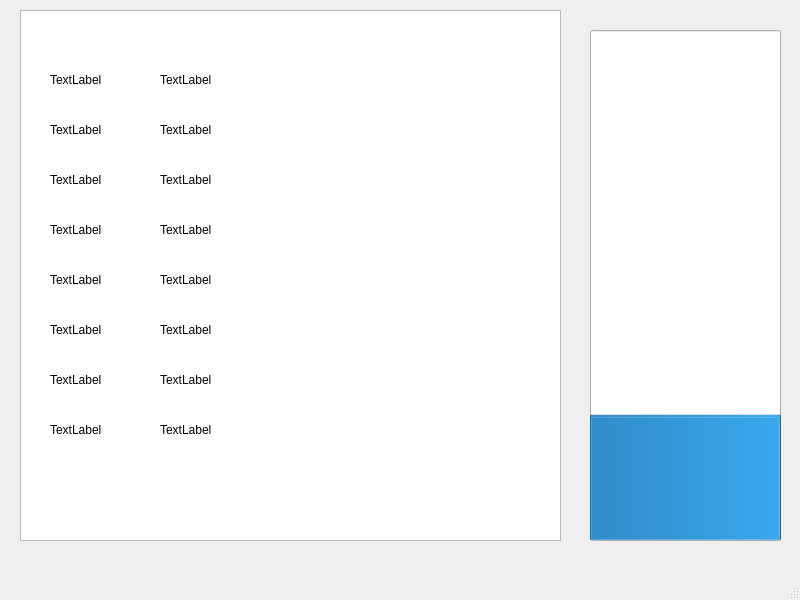
Before: the Qt Designer form BatteryManager/mainwindow.ui in de1ukc/QT_Battery_Manager, drawn with Qt 5.
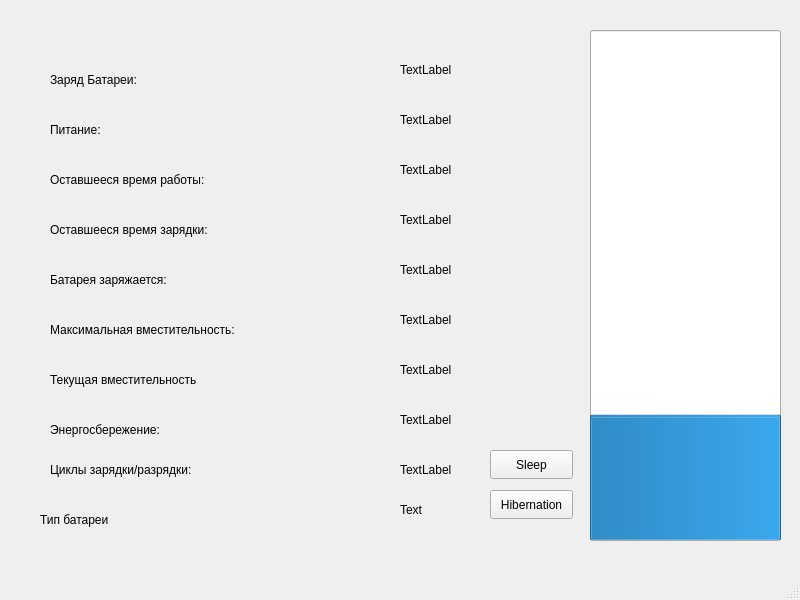
After: the same form once the commit is applied.

```diff
--- a/BatteryManager/mainwindow.ui
+++ b/BatteryManager/mainwindow.ui
@@ -30,34 +30,24 @@
      <enum>Qt::Vertical</enum>
     </property>
    </widget>
-   <widget class="QTableWidget" name="tableWidget">
+   <widget class="QLabel" name="battery_charge_level">
     <property name="geometry">
      <rect>
-      <x>20</x>
-      <y>10</y>
-      <width>541</width>
-      <height>531</height>
-     </rect>
-    </property>
-   </widget>
-   <widget class="QLabel" name="battery_charge_level_text">
-    <property name="geometry">
-     <rect>
       <x>50</x>
       <y>70</y>
-      <width>63</width>
+      <width>131</width>
       <height>20</height>
      </rect>
     </property>
     <property name="text">
-     <string>TextLabel</string>
+     <string>Заряд Батареи:</string>
     </property>
    </widget>
    <widget class="QLabel" name="battery_charge_level_text_2">
     <property name="geometry">
      <rect>
-      <x>160</x>
-      <y>70</y>
+      <x>400</x>
+      <y>60</y>
       <width>63</width>
       <height>20</height>
      </rect>
@@ -71,19 +61,19 @@
      <rect>
       <x>50</x>
       <y>120</y>
-      <width>63</width>
+      <width>121</width>
       <height>20</height>
      </rect>
     </property>
     <property name="text">
-     <string>TextLabel</string>
+     <string>Питание:</string>
     </property>
    </widget>
    <widget class="QLabel" name="label_4">
     <property name="geometry">
      <rect>
-      <x>160</x>
-      <y>120</y>
+      <x>400</x>
+      <y>110</y>
       <width>63</width>
       <height>20</height>
      </rect>
@@ -97,12 +87,12 @@
      <rect>
       <x>50</x>
       <y>170</y>
-      <width>63</width>
+      <width>201</width>
       <height>20</height>
      </rect>
     </property>
     <property name="text">
-     <string>TextLabel</string>
+     <string>Оставшееся время работы:</string>
     </property>
    </widget>
    <widget class="QLabel" name="label_6">
@@ -110,19 +100,19 @@
      <rect>
       <x>50</x>
       <y>220</y>
-      <width>63</width>
+      <width>201</width>
       <height>20</height>
      </rect>
     </property>
     <property name="text">
-     <string>TextLabel</string>
+     <string>Оставшееся время зарядки:</string>
     </property>
    </widget>
    <widget class="QLabel" name="label_7">
     <property name="geometry">
      <rect>
-      <x>160</x>
-      <y>170</y>
+      <x>400</x>
+      <y>160</y>
       <width>63</width>
       <height>20</height>
      </rect>
@@ -134,8 +124,8 @@
    <widget class="QLabel" name="label_8">
     <property name="geometry">
      <rect>
-      <x>160</x>
-      <y>220</y>
+      <x>400</x>
+      <y>210</y>
       <width>63</width>
       <height>20</height>
      </rect>
@@ -149,12 +139,12 @@
      <rect>
       <x>50</x>
       <y>420</y>
-      <width>63</width>
+      <width>231</width>
       <height>20</height>
      </rect>
     </property>
     <property name="text">
-     <string>TextLabel</string>
+     <string>Энергосбережение:</string>
     </property>
    </widget>
    <widget class="QLabel" name="label_10">
@@ -162,12 +152,12 @@
      <rect>
       <x>50</x>
       <y>270</y>
-      <width>63</width>
+      <width>161</width>
       <height>20</height>
      </rect>
     </property>
     <property name="text">
-     <string>TextLabel</string>
+     <string>Батарея заряжается:</string>
     </property>
    </widget>
    <widget class="QLabel" name="label_11">
@@ -175,19 +165,19 @@
      <rect>
       <x>50</x>
       <y>320</y>
-      <width>63</width>
+      <width>241</width>
       <height>20</height>
      </rect>
     </property>
     <property name="text">
-     <string>TextLabel</string>
+     <string>Максимальная вместительность:</string>
     </property>
    </widget>
    <widget class="QLabel" name="label_12">
     <property name="geometry">
      <rect>
-      <x>160</x>
-      <y>270</y>
+      <x>400</x>
+      <y>260</y>
       <width>63</width>
       <height>20</height>
      </rect>
@@ -201,6 +191,19 @@
      <rect>
       <x>50</x>
       <y>370</y>
+      <width>231</width>
+      <height>20</height>
+     </rect>
+    </property>
+    <property name="text">
+     <string>Текущая вместительность</string>
+    </property>
+   </widget>
+   <widget class="QLabel" name="max_capacity_value">
+    <property name="geometry">
+     <rect>
+      <x>400</x>
+      <y>310</y>
       <width>63</width>
       <height>20</height>
      </rect>
@@ -212,8 +215,8 @@
    <widget class="QLabel" name="label_14">
     <property name="geometry">
      <rect>
-      <x>160</x>
-      <y>320</y>
+      <x>400</x>
+      <y>360</y>
       <width>63</width>
       <height>20</height>
      </rect>
@@ -225,8 +228,8 @@
    <widget class="QLabel" name="label_15">
     <property name="geometry">
      <rect>
-      <x>160</x>
-      <y>370</y>
+      <x>400</x>
+      <y>410</y>
       <width>63</width>
       <height>20</height>
      </rect>
@@ -235,11 +238,50 @@
      <string>TextLabel</string>
     </property>
    </widget>
-   <widget class="QLabel" name="label_16">
+   <widget class="QPushButton" name="btnSleep">
     <property name="geometry">
      <rect>
-      <x>160</x>
-      <y>420</y>
+      <x>490</x>
+      <y>450</y>
+      <width>83</width>
+      <height>29</height>
+     </rect>
+    </property>
+    <property name="text">
+     <string>Sleep</string>
+    </property>
+   </widget>
+   <widget class="QPushButton" name="btnHibernation">
+    <property name="geometry">
+     <rect>
+      <x>490</x>
+      <y>490</y>
+      <width>83</width>
+      <height>29</height>
+     </rect>
+    </property>
+    <property name="text">
+     <string>Hibernation</string>
+    </property>
+   </widget>
+   <widget class="QLabel" name="cycles">
+    <property name="geometry">
+     <rect>
+      <x>50</x>
+      <y>460</y>
+      <width>231</width>
+      <height>20</height>
+     </rect>
+    </property>
+    <property name="text">
+     <string>Циклы зарядки/разрядки:</string>
+    </property>
+   </widget>
+   <widget class="QLabel" name="cycles_value">
+    <property name="geometry">
+     <rect>
+      <x>400</x>
+      <y>460</y>
       <width>63</width>
       <height>20</height>
      </rect>
@@ -248,6 +290,32 @@
      <string>TextLabel</string>
     </property>
    </widget>
+   <widget class="QLabel" name="battery_type">
+    <property name="geometry">
+     <rect>
+      <x>40</x>
+      <y>510</y>
+      <width>231</width>
+      <height>20</height>
+     </rect>
+    </property>
+    <property name="text">
+     <string>Тип батареи</string>
+    </property>
+   </widget>
+   <widget class="QLabel" name="battery_type_value">
+    <property name="geometry">
+     <rect>
+      <x>400</x>
+      <y>500</y>
+      <width>63</width>
+      <height>20</height>
+     </rect>
+    </property>
+    <property name="text">
+     <string>Text</string>
+    </property>
+   </widget>
   </widget>
   <widget class="QMenuBar" name="menubar">
    <property name="geometry">
```
Left out of the diff: 30 changed lines with no effect on the pictures.
